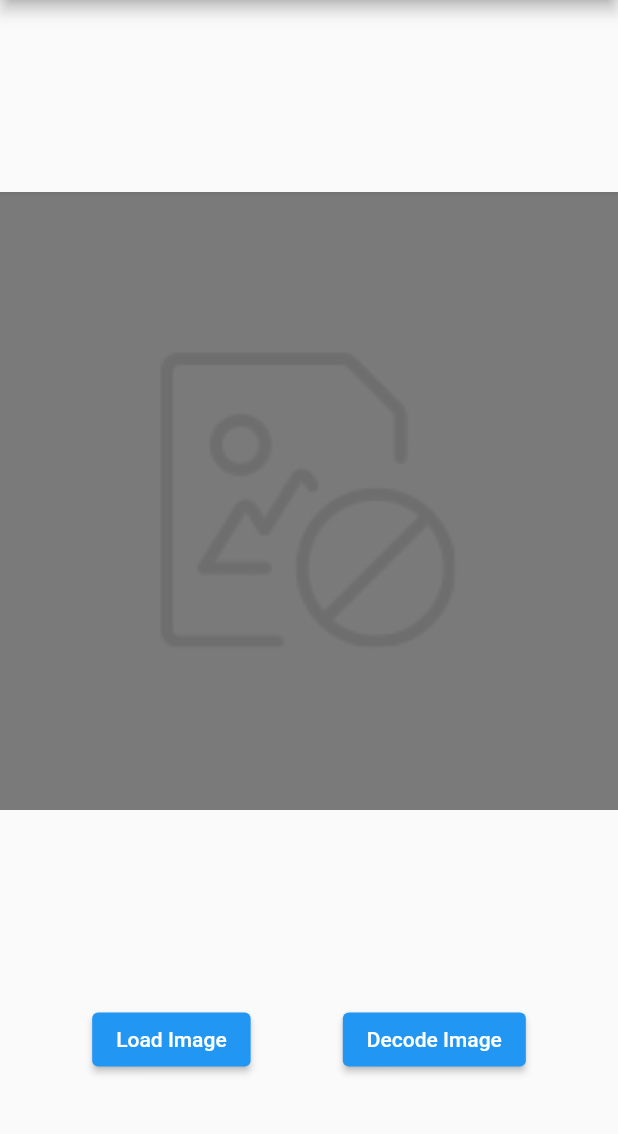
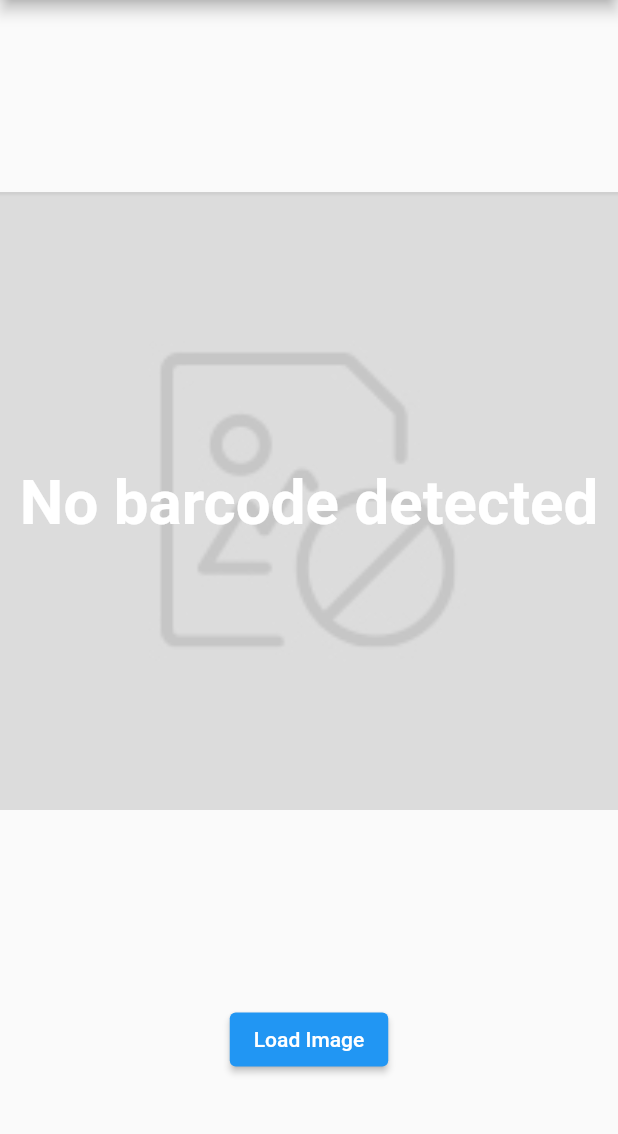
Before and after one commit to yushulx/flutter-web-barcode-qrcode-pdf417-scanner, a Flutter app: the screen it shows after launch, after a tap on "Barcode Reader", on a phone screen of 412 x 824 dp, the part 84-1218 px from its top. Run offline on Flutter 3.47's test engine with Material 2 defaults, Android fonts, the phone set to English and light mode, and no system bars; our stand-ins replace image_picker; missing offline and left inert: file_selector, flutter_barcode_sdk.

Commit message:
Added overlay_painter.dart

```diff
--- a/lib/reader_screen.dart
+++ b/lib/reader_screen.dart
@@ -3,8 +3,11 @@ import 'dart:io';
 import 'package:file_selector/file_selector.dart';
 import 'package:flutter/foundation.dart';
 import 'package:flutter/material.dart';
+import 'package:flutter_barcode_sdk/dynamsoft_barcode.dart';
 import 'package:flutter_barcode_sdk/flutter_barcode_sdk.dart';
 import 'package:image_picker/image_picker.dart';
+
+import 'overlay_painter.dart';
 
 class ReaderScreen extends StatefulWidget {
   final FlutterBarcodeSdk barcodeReader;
@@ -19,6 +22,8 @@ class _ReaderScreenState extends State<ReaderScreen> {
   late FlutterBarcodeSdk _barcodeReader;
   final _imagePicker = ImagePicker();
   String? _file;
+  List<BarcodeResult>? _results;
+  GlobalKey imageKey = GlobalKey();
 
   @override
   void initState() {
@@ -42,8 +47,6 @@ class _ReaderScreenState extends State<ReaderScreen> {
     );
   }
 
-  GlobalKey imageKey = GlobalKey();
-
   void getImageSizeAndPosition() {
     if (imageKey.currentContext == null) return;
 
@@ -52,6 +55,12 @@ class _ReaderScreenState extends State<ReaderScreen> {
     Size imageSize = imageBox.size;
     Offset imagePosition = imageBox.localToGlobal(Offset.zero);
     print('Image Size: $imageSize, offset: $imagePosition');
+  }
+
+  Widget createOverlay(List<BarcodeResult> results) {
+    return CustomPaint(
+      painter: OverlayPainter(results),
+    );
   }
 
   @override
@@ -78,9 +87,20 @@ class _ReaderScreenState extends State<ReaderScreen> {
                         right: 0.0,
                         bottom: 0.0,
                         left: 0.0,
-                        child: Container(
-                          color: Colors.black.withOpacity(0.5),
-                        ),
+                        child: _results == null || _results!.isEmpty
+                            ? Container(
+                                color: Colors.black.withOpacity(0.1),
+                                child: const Center(
+                                  child: Text(
+                                    'No barcode detected',
+                                    style: TextStyle(
+                                      color: Colors.white,
+                                      fontSize: 20.0,
+                                      fontWeight: FontWeight.bold,
+                                    ),
+                                  ),
+                                ))
+                            : createOverlay(_results!),
                       ),
                     ],
                   ),
@@ -109,16 +129,12 @@ class _ReaderScreenState extends State<ReaderScreen> {
 
                             if (pickedFile != null) {
                               _file = pickedFile.path;
-
+                              _results =
+                                  await _barcodeReader.decodeFile(_file!);
                               setState(() {});
                             }
                           },
                           child: const Text('Load Image')),
-                      ElevatedButton(
-                          onPressed: () {
-                            getImageSizeAndPosition();
-                          },
-                          child: const Text('Decode Image'))
                     ])),
           ],
         ),
```
Also changed, not shown: lib/overlay_painter.dart (added, +46 -0 lines).
